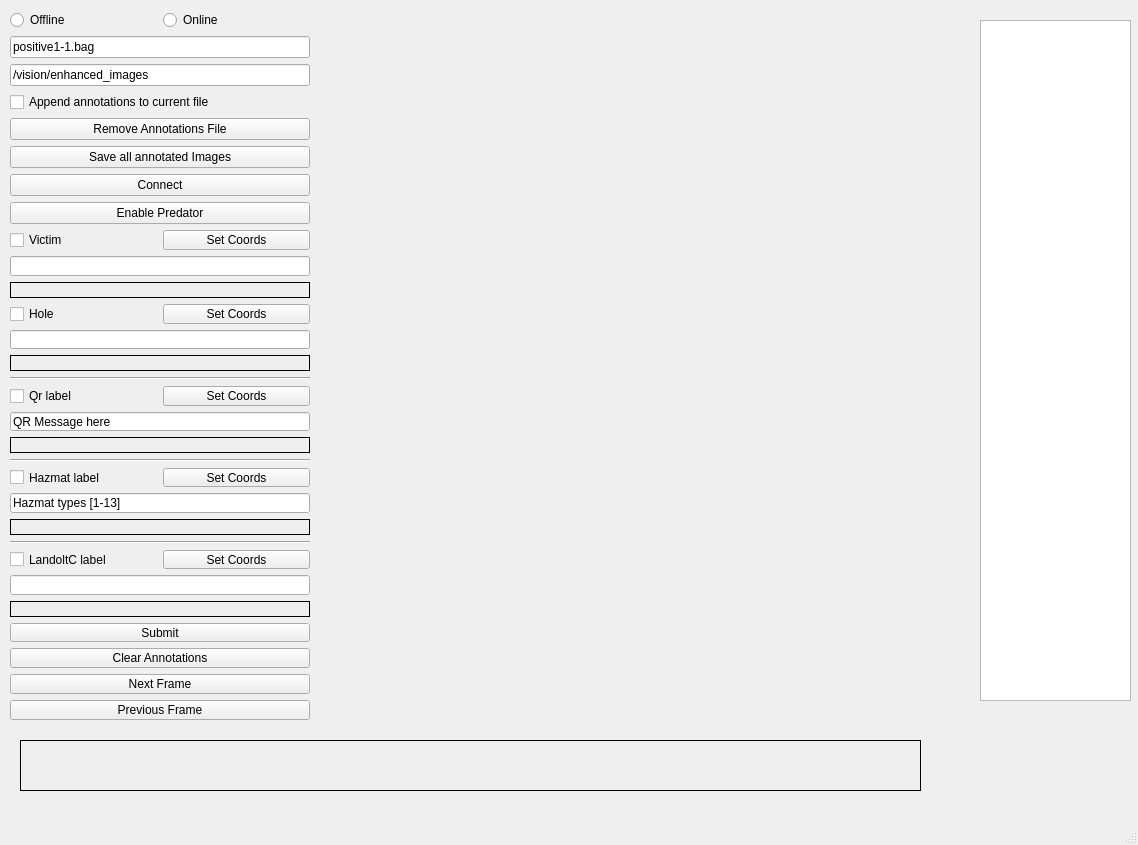
This is pandora_vision/pandora_vision_annotator/ui/pandora_annotator.ui in pandora-auth-ros-pkg/pandora_ros_pkgs as Qt 5 draws it before an edit. The edited form follows.
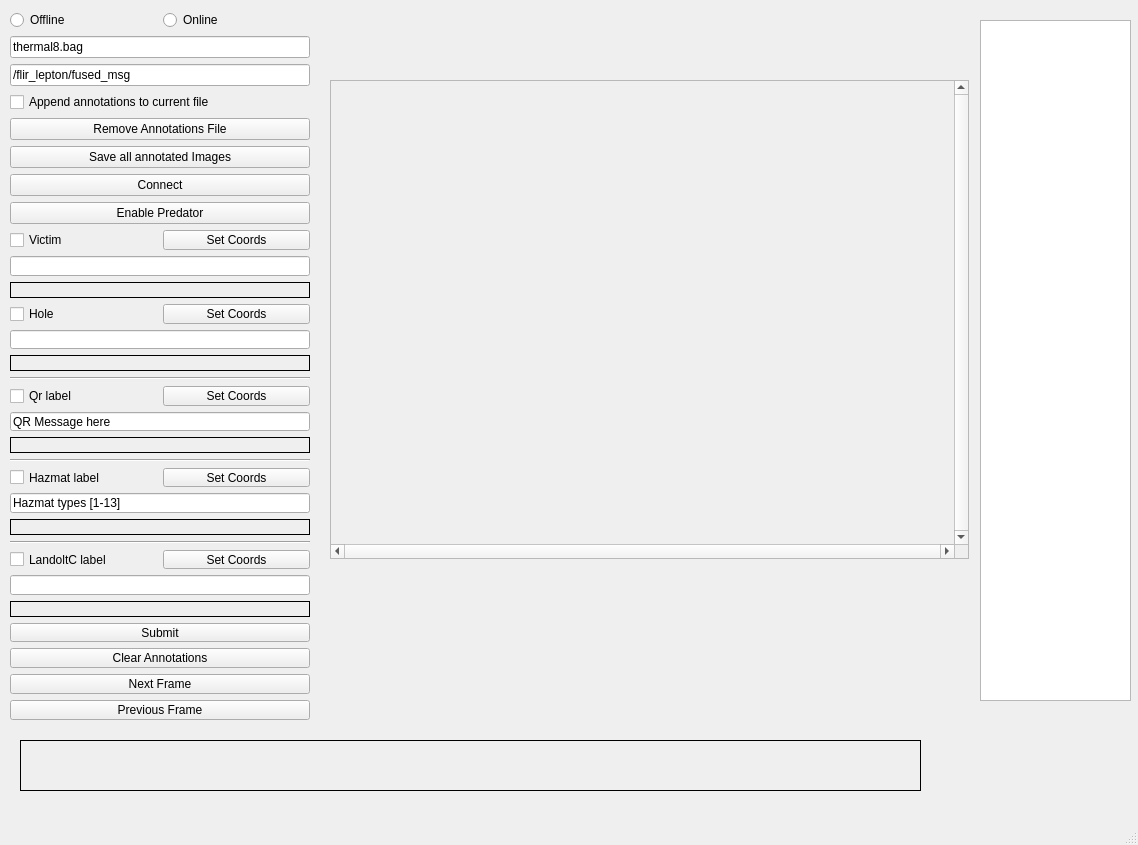
This is the edited form.

```diff
--- a/pandora_vision/pandora_vision_annotator/ui/pandora_annotator.ui
+++ b/pandora_vision/pandora_vision_annotator/ui/pandora_annotator.ui
@@ -305,14 +305,14 @@
        <item>
         <widget class="QLineEdit" name="bagLineEdit">
          <property name="text">
-          <string>positive1-1.bag</string>
+          <string>thermal8.bag</string>
          </property>
         </widget>
        </item>
        <item>
         <widget class="QLineEdit" name="rosTopicLineEdit">
          <property name="text">
-          <string>/vision/enhanced_images</string>
+          <string>/flir_lepton/fused_msg</string>
          </property>
         </widget>
        </item>
@@ -355,25 +355,6 @@
      </item>
     </layout>
    </widget>
-   <widget class="QLabel" name="imageLabel">
-    <property name="geometry">
-     <rect>
-      <x>310</x>
-      <y>30</y>
-      <width>651</width>
-      <height>631</height>
-     </rect>
-    </property>
-    <property name="sizePolicy">
-     <sizepolicy hsizetype="Expanding" vsizetype="Expanding">
-      <horstretch>0</horstretch>
-      <verstretch>0</verstretch>
-     </sizepolicy>
-    </property>
-    <property name="text">
-     <string/>
-    </property>
-   </widget>
    <widget class="QLabel" name="statusLabel">
     <property name="geometry">
      <rect>
@@ -406,6 +387,85 @@
      </rect>
     </property>
    </widget>
+   <widget class="QScrollArea" name="scrollArea">
+    <property name="geometry">
+     <rect>
+      <x>330</x>
+      <y>80</y>
+      <width>639</width>
+      <height>479</height>
+     </rect>
+    </property>
+    <property name="sizePolicy">
+     <sizepolicy hsizetype="MinimumExpanding" vsizetype="MinimumExpanding">
+      <horstretch>0</horstretch>
+      <verstretch>0</verstretch>
+     </sizepolicy>
+    </property>
+    <property name="contextMenuPolicy">
+     <enum>Qt::NoContextMenu</enum>
+    </property>
+    <property name="verticalScrollBarPolicy">
+     <enum>Qt::ScrollBarAlwaysOn</enum>
+    </property>
+    <property name="horizontalScrollBarPolicy">
+     <enum>Qt::ScrollBarAlwaysOn</enum>
+    </property>
+    <property name="widgetResizable">
+     <bool>true</bool>
+    </property>
+    <widget class="QWidget" name="scrollAreaWidgetContents">
+     <property name="geometry">
+      <rect>
+       <x>0</x>
+       <y>0</y>
+       <width>624</width>
+       <height>464</height>
+      </rect>
+     </property>
+     <property name="sizePolicy">
+      <sizepolicy hsizetype="MinimumExpanding" vsizetype="MinimumExpanding">
+       <horstretch>0</horstretch>
+       <verstretch>0</verstretch>
+      </sizepolicy>
+     </property>
+     <property name="focusPolicy">
+      <enum>Qt::WheelFocus</enum>
+     </property>
+     <widget class="QLabel" name="imageLabel">
+      <property name="geometry">
+       <rect>
+        <x>0</x>
+        <y>0</y>
+        <width>640</width>
+        <height>480</height>
+       </rect>
+      </property>
+      <property name="sizePolicy">
+       <sizepolicy hsizetype="Fixed" vsizetype="Fixed">
+        <horstretch>0</horstretch>
+        <verstretch>0</verstretch>
+       </sizepolicy>
+      </property>
+      <property name="minimumSize">
+       <size>
+        <width>0</width>
+        <height>0</height>
+       </size>
+      </property>
+      <property name="text">
+       <string/>
+      </property>
+      <property name="scaledContents">
+       <bool>false</bool>
+      </property>
+     </widget>
+    </widget>
+   </widget>
+   <zorder>scrollArea</zorder>
+   <zorder>widget</zorder>
+   <zorder>statusLabel</zorder>
+   <zorder>framesListWidget</zorder>
   </widget>
   <widget class="QMenuBar" name="menubar">
    <property name="geometry">
```
